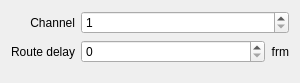
Above: src/Widgets/Inspector/InspectorRouteChannelWidget.ui from CasparCG/client before the change. Below: the same form after it.
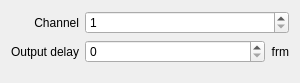
That is the form after the change.

Commit message:
Improvement: Renamed route delay to output delay for channel route
Route delay has been renamed to Output delay to minimize the confusion
between the regular item delay that is client specific.

Diff of the .ui file:
```diff
--- a/src/Widgets/Inspector/InspectorRouteChannelWidget.ui
+++ b/src/Widgets/Inspector/InspectorRouteChannelWidget.ui
@@ -46,7 +46,7 @@
    <item row="1" column="0">
     <widget class="QLabel" name="labelRouteDelay">
      <property name="text">
-      <string>Route delay</string>
+      <string>Output delay</string>
      </property>
      <property name="alignment">
       <set>Qt::AlignRight|Qt::AlignTrailing|Qt::AlignVCenter</set>
```
Left out of the diff: 12 changed lines with no effect on the pictures. The commit also changes 8 other files.
